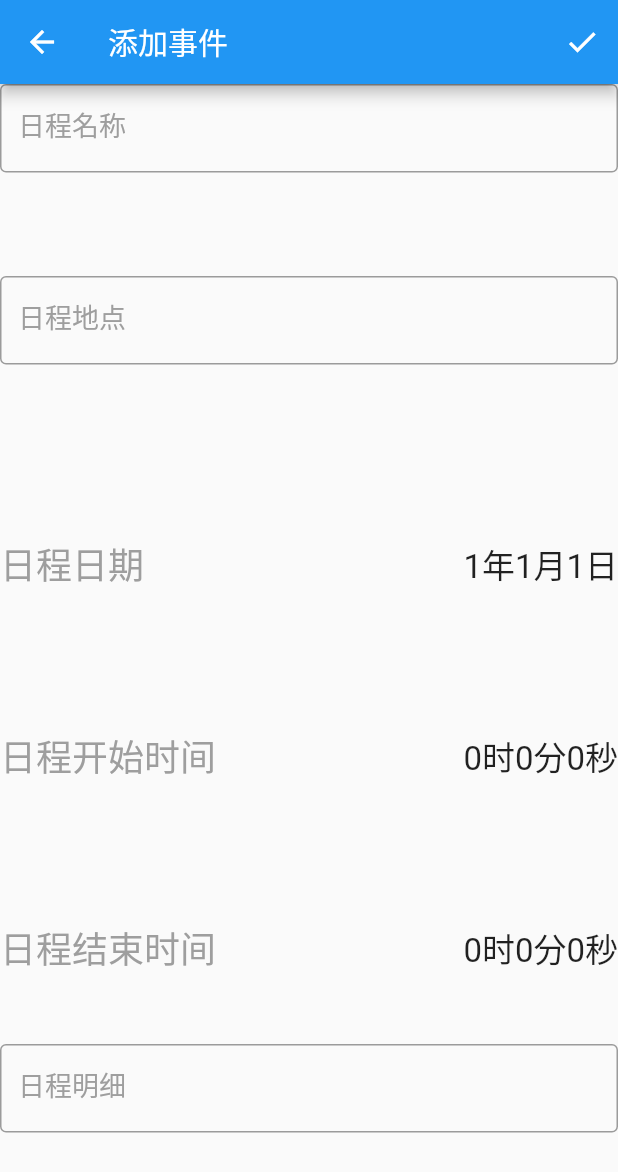
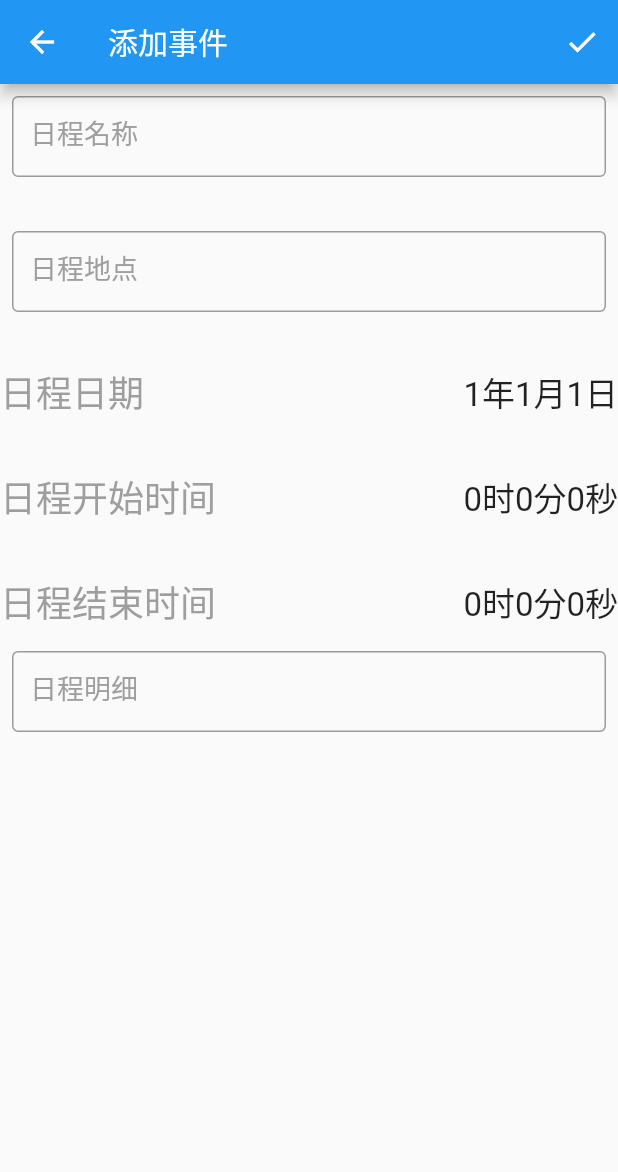
Before and after one commit to jackfiled/post_calendar_android, a Flutter app: the screen it shows after launch, after a tap on the "add" icon, on a phone screen of 412 x 824 dp. Shown: the top 1172 px of the screen. Run offline on Flutter 3.47's test engine with Material 2 defaults, Android fonts, the phone set to English and light mode, and no system bars; our stand-ins replace get, sqflite; missing offline and left inert: flutter_pickers; accounts and stored records are empty.

Commit message:
将添加和修改页面改为滚动页面

```diff
--- a/lib/controllers/ddl_detail_controller.dart
+++ b/lib/controllers/ddl_detail_controller.dart
@@ -10,7 +10,7 @@ class DDLDetailController extends GetxController {
   final detailsTextController = TextEditingController();
   final provider = DDLProvider.getInstance();
 
-  var endTime = DateTime(0, 0, 0).obs;
+  var endTime = DateTime(1).obs;
   int? _id;
 
   /// 设置初始值
--- a/lib/pages/calendar_detail_page.dart
+++ b/lib/pages/calendar_detail_page.dart
@@ -36,17 +36,32 @@ class _CalendarDetailPageState extends State<CalendarDetailPage> {
               onPressed: _confirmButtonClicked, icon: const Icon(Icons.check))
         ],
       ),
-      body: Column(
+      body: SingleChildScrollView(
+        child: Column(
+          mainAxisSize: MainAxisSize.min,
           children: [
             _buildTextInputWidget("日程名称", controller.nameTextController),
+            const SizedBox(
+              height: 20,
+            ),
             _buildTextInputWidget("日程地点", controller.placeTextController),
+            const SizedBox(
+              height: 20,
+            ),
             Obx(() => _buildTimePickerWidget(_selectDate, "日程日期", controller.dateString)),
+            const SizedBox(
+              height: 20,
+            ),
             Obx(() => _buildTimePickerWidget(
                 _selectBeginTime, "日程开始时间", controller.beginTimeString),),
+            const SizedBox(
+              height: 20,
+            ),
             Obx(() => _buildTimePickerWidget(
                 _selectEndTime, "日程结束时间", controller.endTimeString)),
             _buildTextInputWidget("日程明细", controller.detailsTextController)
           ],
+        ),
       ),
     );
   }
@@ -92,7 +107,12 @@ class _CalendarDetailPageState extends State<CalendarDetailPage> {
   Widget _buildTextInputWidget(String title, TextEditingController c) {
     const titleTextStyle = TextStyle(fontSize: 18, color: Colors.grey);
 
-    return Expanded(
+    return Container(
+      height: 70,
+      padding: const EdgeInsets.all(8.0),
+      child: Row(
+        children: [
+          Expanded(
             child: TextField(
               controller: c,
               decoration: InputDecoration(
@@ -100,6 +120,9 @@ class _CalendarDetailPageState extends State<CalendarDetailPage> {
                 labelStyle: titleTextStyle,
                 border: const OutlineInputBorder()
               ),
+            ),
+          )
+        ],
       ),
     );
   }
@@ -119,9 +142,10 @@ class _CalendarDetailPageState extends State<CalendarDetailPage> {
       fontSize: 22,
     );
 
-    return Expanded(
-      child: GestureDetector(
+    return GestureDetector(
       onTap: tapFunction,
+      child: SizedBox(
+        height: 50,
         child: Row(
           mainAxisAlignment: MainAxisAlignment.spaceBetween,
           children: [
```
Also changed, not shown: lib/pages/ddl_detail_page.dart (+14 -4 lines). Lines whose indentation alone changed are shown as unchanged.
